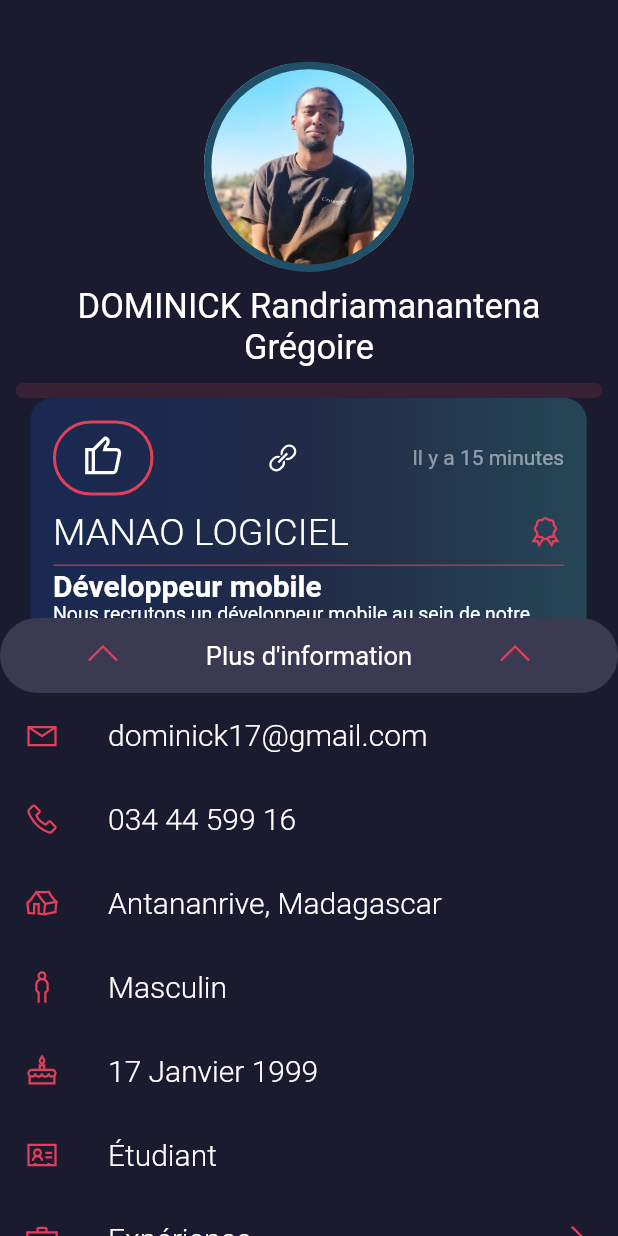
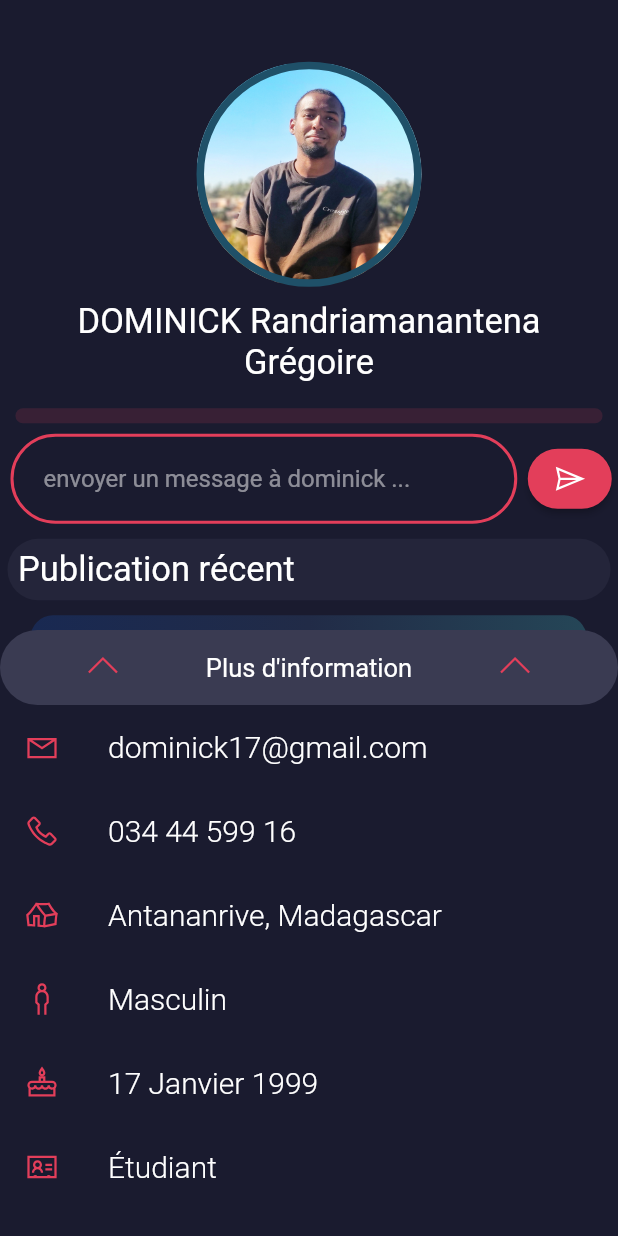
Before and after one commit to c3k4ah/Hermes, a Flutter app: the screen it shows after launch, on a phone screen of 412 x 824 dp. Run offline on Flutter 3.47's test engine with Material 2 defaults, Android fonts, the phone set to English and light mode, and no system bars; our stand-ins replace flutter_custom_clippers, flutter_svg, get, google_nav_bar, line_icons, rounded_loading_button.

Commit message:
send message from user profile

```diff
--- a/lib/views/user_profil.dart
+++ b/lib/views/user_profil.dart
@@ -29,8 +29,8 @@ class _UserInfoState extends State<UserInfo> {
                 ),
                 Center(
                   child: Container(
-                    height: Get.height * .17,
-                    width: Get.width * .34,
+                    height: 150,
+                    width: 150,
                     decoration: BoxDecoration(
                         image: DecorationImage(
                           image: ExactAssetImage('assets/img/user.jpeg'),
@@ -51,11 +51,80 @@ class _UserInfoState extends State<UserInfo> {
                   ),
                 ),
                 Container(
+                  margin: EdgeInsets.all(7),
                   height: 10,
                   width: Get.width * .95,
                   decoration: BoxDecoration(
                       color: redBlood.withOpacity(.15),
                       borderRadius: BorderRadius.circular(15)),
+                ),
+                Container(
+                  width: Get.width,
+                  height: 60,
+                  color: dark,
+                  child: Row(
+                    mainAxisSize: MainAxisSize.min,
+                    children: [
+                      Container(
+                        alignment: Alignment.center,
+                        margin: EdgeInsets.symmetric(horizontal: 7),
+                        padding: EdgeInsets.symmetric(horizontal: 20.0),
+                        //height: 50,
+                        width: Get.width * .82,
+                        decoration: BoxDecoration(
+                            color: Colors.transparent,
+                            borderRadius: BorderRadius.circular(50),
+                            border: Border.all(
+                              width: 2,
+                              color: redBlood,
+                            )),
+                        child: Row(
+                          mainAxisSize: MainAxisSize.min,
+                          children: <Widget>[
+                            Expanded(
+                              child: TextField(
+                                onChanged: (value) {},
+                                style: TextStyle(color: white),
+                                decoration: InputDecoration(
+                                  hintText: "envoyer un message à dominick ...",
+                                  hintStyle: TextStyle(
+                                    color: white.withOpacity(.5),
+                                  ),
+                                  enabledBorder: InputBorder.none,
+                                  focusedBorder: InputBorder.none,
+                                ),
+                              ),
+                            ),
+                          ],
+                        ),
+                      ),
+                      MaterialButton(
+                          height: 40,
+                          minWidth: Get.width * .1,
+                          color: redBlood,
+                          onPressed: () {},
+                          shape: RoundedRectangleBorder(
+                              borderRadius: BorderRadius.circular(25)),
+                          child: Icon(
+                            LineIcons.paperPlane,
+                            color: white,
+                          )),
+                    ],
+                  ),
+                ),
+                Container(
+                  decoration: BoxDecoration(
+                    color: darkSecond.withOpacity(.3),
+                    borderRadius: BorderRadius.circular(50),
+                  ),
+                  margin: EdgeInsets.symmetric(vertical: 10, horizontal: 5),
+                  padding: EdgeInsets.all(7),
+                  alignment: Alignment.topLeft,
+                  child: Text(
+                    "Publication récent",
+                    //textAlign: TextAlign.start,
+                    style: TextStyle(fontSize: 23, color: white),
+                  ),
                 ),
                 Container(
                   color: dark,
@@ -93,6 +162,7 @@ class _DargleState extends State<Dargle> {
       minChildSize: 0.1,
       builder: (BuildContext context, ScrollController scrollController) {
         return Container(
+          margin: EdgeInsets.only(top: 8),
           decoration: BoxDecoration(
               color: dark,
               borderRadius: BorderRadius.only(
```
